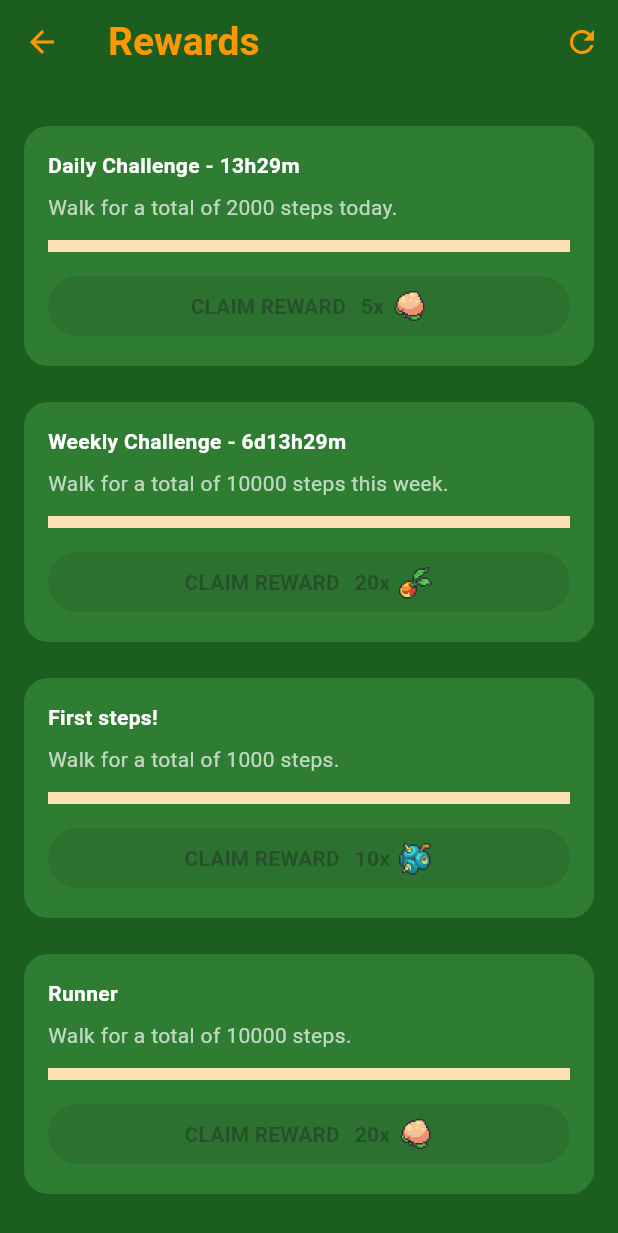
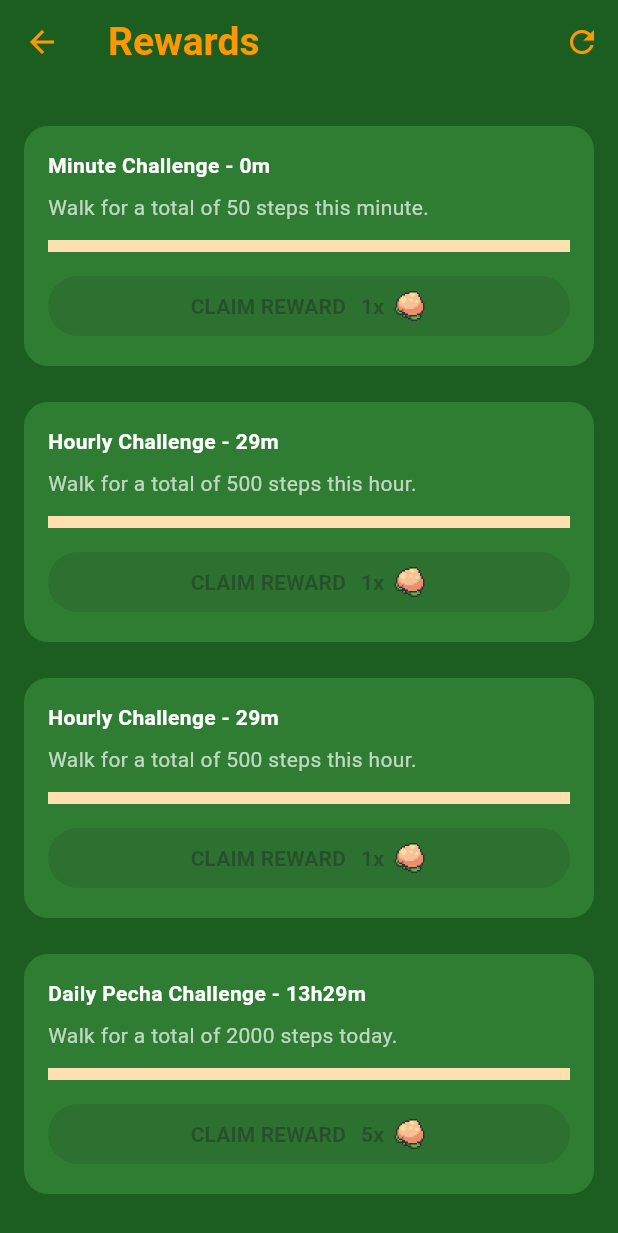
Before and after one commit to RedSut/progetto_mobile, a Flutter app: the RewardsPage screen opened directly, after a tap on the "refresh" icon, on a phone screen of 412 x 824 dp. Shown: the top 1233 px of the screen. Run offline on Flutter 3.47's test engine with Material 3 defaults, Android fonts, the phone set to English and light mode, and no system bars; our stand-ins replace flutter_local_notifications, pedometer, percent_indicator, permission_handler, shared_preferences; accounts and stored records are empty.

Commit message:
risoluzione problemi rewards, non finita

```diff
--- a/lib/models/challenge.dart
+++ b/lib/models/challenge.dart
@@ -2,6 +2,7 @@ import 'package:flutter/cupertino.dart';
 import 'package:progetto_mobile/models/item.dart';
 import 'package:progetto_mobile/models/steps.dart';
 import 'package:progetto_mobile/models/storage_service.dart';
+import 'package:flutter/foundation.dart';
 
 import 'reward.dart';
 
@@ -21,10 +22,14 @@ class Challenge {
   });
 
   int getStepsTarget(StepsManager stepsManager) {
-    if (id == 'daily') {
+    if (id == 'daily' || id == 'daily_leppa' || id == 'daily_rowap') {
       return stepsManager.dailyGoal;
     } else if (id == 'weekly') {
       return stepsManager.weeklyGoal;
+    } else if (id == 'hourly') {
+      return stepsManager.hourlyGoal;
+    } else if (id == 'minute') {
+      return stepsManager.minuteGoal;
     } else {
       return steps ?? 0;
     }
@@ -32,11 +37,15 @@ class Challenge {
 
   String getDescription(StepsManager stepsManager) {
     final target = getStepsTarget(stepsManager);
-    if (id == 'daily') {
+    if (id == 'daily' || id == 'daily_leppa' || id == 'daily_rowap') {
       return 'Walk for a total of $target steps today.';
     } else if (id == 'weekly') {
       return 'Walk for a total of $target steps this week.';
-    } else {
+    } else if (id == 'hourly') {
+      return 'Walk for a total of $target steps this hour.';
+    } else if (id == 'minute') {
+      return 'Walk for a total of $target steps this minute.';
+    }  else {
       return 'Walk for a total of $target steps.';
     }
   }
@@ -45,11 +54,56 @@ class Challenge {
 class ChallengeManager extends ChangeNotifier{
   final List<Challenge> challenges = [
     Challenge(
+      id: 'minute',
+      title: 'Minute Challenge',
+      reward: Reward(
+        id: 'rew_m1',
+        item: ItemManager().getItemById('it_001'),
+        quantity: 1,
+      ),
+    ),
+    Challenge(
+      id: 'hourly',
+      title: 'Hourly Challenge',
+      reward: Reward(
+        id: 'rew_h1',
+        item: ItemManager().getItemById('it_001'),
+        quantity: 1,
+      ),
+    ),
+    Challenge(
+      id: 'hourly',
+      title: 'Hourly Challenge',
+      reward: Reward(
+        id: 'rew_h1',
+        item: ItemManager().getItemById('it_001'),
+        quantity: 1,
+      ),
+    ),
+    Challenge(
       id: 'daily',
-      title: 'Daily Challenge',
+      title: 'Daily Pecha Challenge',
       reward: Reward(
         id: 'rew_001',
         item: ItemManager().getItemById("it_001"),
+        quantity: 5,
+      ),
+    ),
+    Challenge(
+      id: 'daily_leppa',
+      title: 'Daily Leppa Challenge',
+      reward: Reward(
+        id: 'rew_003',
+        item: ItemManager().getItemById('it_002'),
+        quantity: 5,
+      ),
+    ),
+    Challenge(
+      id: 'daily_rowap',
+      title: 'Daily Rowap Challenge',
+      reward: Reward(
+        id: 'rew_004',
+        item: ItemManager().getItemById('it_003'),
         quantity: 5,
       ),
     ),
@@ -110,6 +164,18 @@ class ChallengeManager extends ChangeNotifier{
     notifyListeners();
   }
 
+  Future<void> unclaimChallengeById(String id) async {
+    try {
+      final challenge = challenges.firstWhere((c) => c.id == id);
+      if (!challenge.isClaimed) return;
+      challenge.isClaimed = false;
+      await StorageService.removeClaimedChallenge(id);
+      notifyListeners();
+    } catch (_) {
+      // Challenge non trovata
+    }
+  }
+
   Future<void> resetClaimedChallenges() async {
     for (var challenge in challenges){
       challenge.isClaimed = false;
--- a/lib/ui/pages/claim_rewards.dart
+++ b/lib/ui/pages/claim_rewards.dart
@@ -21,6 +21,8 @@ class _RewardsPageState extends State<RewardsPage> {
   // Durate per il tempo rimanente di daily e weekly challenge
   Duration dailyRemaining = const Duration();
   Duration weeklyRemaining = const Duration();
+  Duration hourlyRemaining = const Duration();
+  Duration minuteRemaining = const Duration();
   // Timer periodico che aggiorna i countdown ogni minuto
   Timer? timer;
 
@@ -42,6 +44,12 @@ class _RewardsPageState extends State<RewardsPage> {
     // Prossima mezzanotte per la daily challenge
     final nextMidnight = DateTime(now.year, now.month, now.day + 1);
 
+    // Prossima ora per la hourly challenge
+    final nextHour = DateTime(now.year, now.month, now.day, now.hour + 1);
+
+    // Prossimo minuto per la minute challenge
+    final nextMinute = DateTime(now.year, now.month, now.day, now.hour, now.minute + 1);
+
     // Prossimo lunedì a mezzanotte per la weekly challenge
     final nextMonday = DateTime(now.year, now.month, now.day)
         .add(Duration(days: (8 - now.weekday) % 7 == 0 ? 7 : (8 - now.weekday) % 7));
@@ -51,16 +59,26 @@ class _RewardsPageState extends State<RewardsPage> {
       dailyRemaining = nextMidnight.difference(now);
       weeklyRemaining = DateTime(nextMonday.year, nextMonday.month, nextMonday.day)
           .difference(now);
+      hourlyRemaining = nextHour.difference(now);
+      minuteRemaining = nextMinute.difference(now);
     });
     // Ottieni challengeManager dal context
     final challengeManager = Provider.of<ChallengeManager>(context, listen: false);
 
     // Se siamo entro 1 minuto dalla mezzanotte, resetta i claim delle daily e delle weekly
     if (dailyRemaining.inSeconds <= 60) {
-      challengeManager.challenges[0].isClaimed = false;
+      challengeManager.unclaimChallengeById('daily');
+      challengeManager.unclaimChallengeById('daily_leppa');
+      challengeManager.unclaimChallengeById('daily_rowap');
     }
     if (weeklyRemaining.inSeconds <= 60) {
-      challengeManager.challenges[1].isClaimed = false;
+      challengeManager.unclaimChallengeById('weekly');
+    }
+    if (hourlyRemaining.inSeconds <= 60) {
+      challengeManager.unclaimChallengeById('hourly');
+    }
+    if (minuteRemaining.inSeconds <= 60) {
+      challengeManager.unclaimChallengeById('minute');
     }
   }
 
@@ -213,10 +231,16 @@ class _RewardsPageState extends State<RewardsPage> {
                   final description = challenge.getDescription(stepsManager);
                   double progress;
                   String duration = "";
-                  if (i == 0) {
+                  if (challenge.id == 'minute') {
+                    progress = stepsManager.minuteProgress.clamp(0.0, 1.0);
+                    duration = '- ${_formatDuration(minuteRemaining)}';
+                  } else if (challenge.id == 'hourly') {
+                    progress = stepsManager.hourlyProgress.clamp(0.0, 1.0);
+                    duration = '- ${_formatDuration(hourlyRemaining)}';
+                  } else if (challenge.id == 'daily' || challenge.id == 'daily_leppa' || challenge.id == 'daily_rowap') {
                     progress = stepsManager.dailyProgress.clamp(0.0, 1.0);
                     duration = '- ${_formatDuration(dailyRemaining)}';
-                  } else if (i == 1) {
+                  } else if (challenge.id == 'weekly') {
                     progress = stepsManager.weeklyProgress.clamp(0.0, 1.0);
                     duration = '- ${_formatDuration(weeklyRemaining)}';
                   } else {
```
Also changed, not shown: lib/main.dart (+5 -4 lines), lib/models/steps.dart (+131 -0 lines), lib/models/storage_service.dart (+78 -0 lines).
